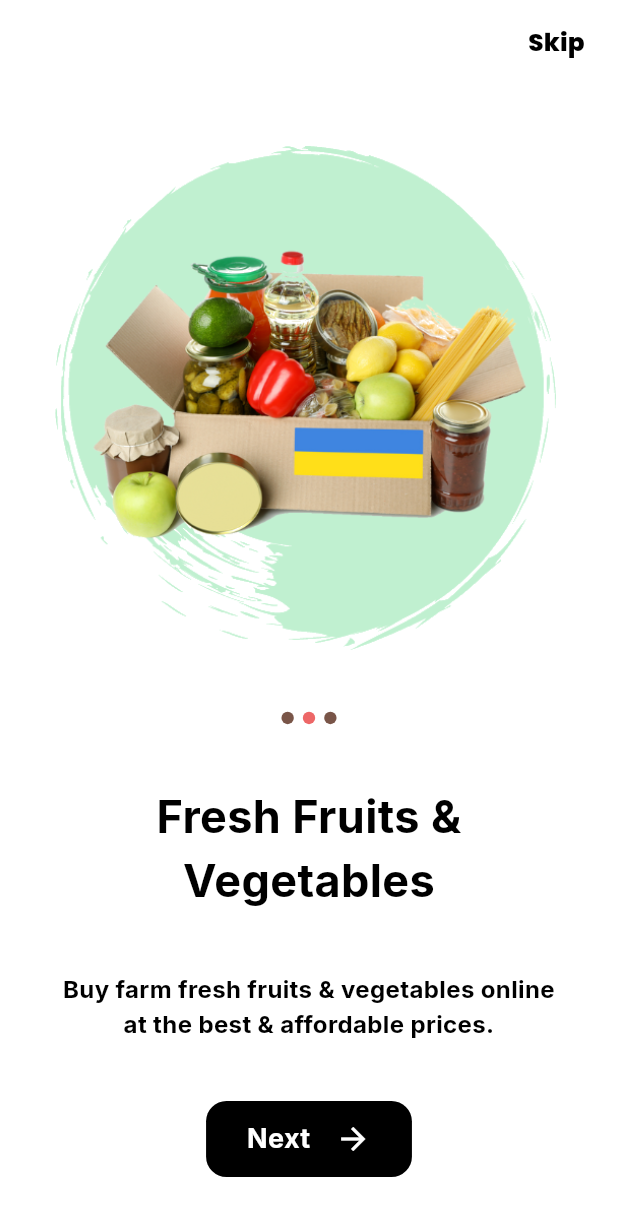
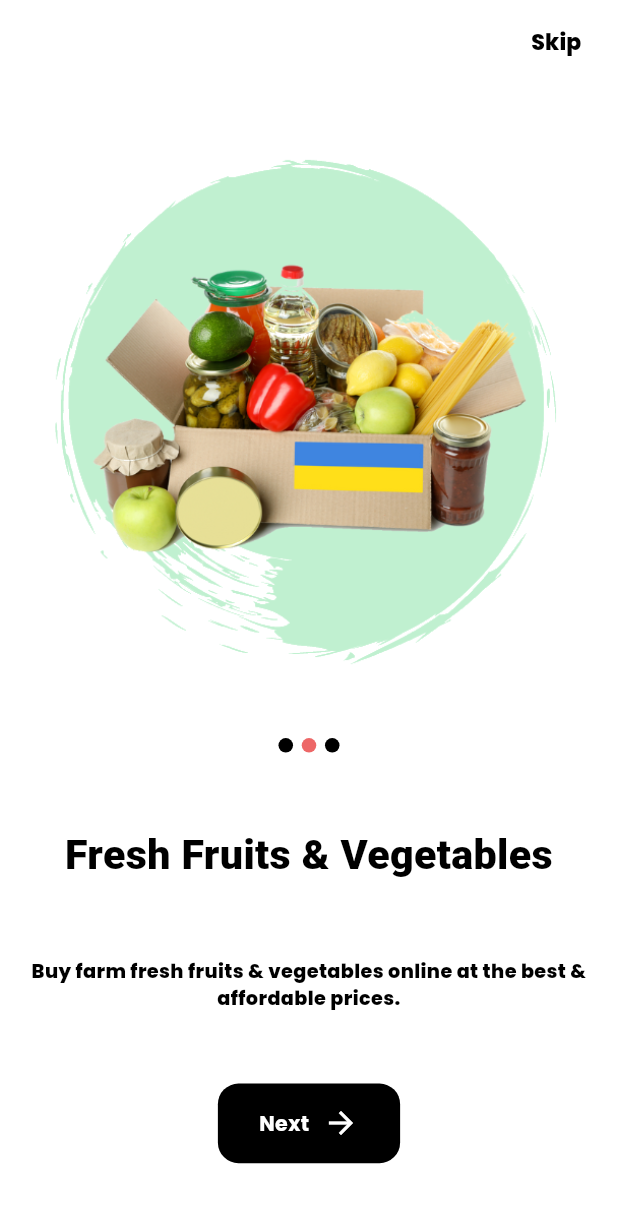
Before and after one commit to jasim506022/seller_apps, a Flutter app: the screen it shows after launch, after a tap on "Next", on a phone screen of 412 x 824 dp. Shown: the top 1216 px of the screen. Run offline on Flutter 3.47's test engine with Material 3 defaults, Android fonts, the phone set to English and light mode, and no system bars; our stand-ins replace cached_network_image, card_swiper, cloud_firestore, connectivity_plus, fancy_shimmer_image, firebase_auth and 16 more; accounts and stored records are empty.

Commit message:
splash and onboardingn page

```diff
--- a/lib/binding/initial_binding.dart
+++ b/lib/binding/initial_binding.dart
@@ -5,6 +5,7 @@ import 'package:seller_apps/controller/forget_password_controller.dart';
 import 'package:seller_apps/repository/forget_password_repository.dart';
 
 import '../controller/loading_controller.dart';
+import '../controller/onboarding_controller.dart';
 import '../controller/order_controller.dart';
 import '../controller/product_controller.dart';
 import '../controller/profile_controller.dart';
@@ -12,6 +13,7 @@ import '../controller/search_controller.dart';
 import '../controller/select_image_controller.dart';
 import '../controller/sign_in_controller.dart';
 import '../controller/sign_up_controller.dart';
+import '../controller/splash_controller.dart';
 import '../repository/delivary_repository.dart';
 import '../repository/order_repository.dart';
 import '../repository/product_repository.dart';
@@ -19,14 +21,23 @@ import '../repository/profile_repository.dart';
 import '../repository/select_image_repository.dart';
 import '../repository/sign_in_repository.dart';
 import '../repository/sign_up_repository.dart';
+import '../repository/splash_repository.dart';
 
 class InitialBinding extends Bindings {
   @override
   void dependencies() {
+    Get.lazyPut<SplashRepository>(() => SplashRepository());
+
+    Get.lazyPut<SplashController>(
+        () => SplashController(repository: Get.find<SplashRepository>()));
+
+    Get.lazyPut<OnboardingController>(() => OnboardingController());
+
     Get.lazyPut<SignInRepository>(() => SignInRepository());
 
     Get.lazyPut<SignInController>(
         () => SignInController(repository: Get.find<SignInRepository>()));
+
     Get.put<LoadingController>(LoadingController());
 
     Get.lazyPut<SelectImageRepository>(() => SelectImageRepository());
--- /dev/null
+++ b/lib/controller/onboarding_controller.dart
@@ -0,0 +1,46 @@
+import 'package:flutter/material.dart';
+import 'package:get/get.dart';
+import 'package:seller_apps/res/app_string.dart';
+
+import '../model/onboardmodel.dart';
+import '../res/app_constants.dart';
+import '../res/routes/routes_name.dart';
+
+class OnboardingController extends GetxController {
+  final PageController pageController = PageController(initialPage: 0);
+  var currentIndex = 0.obs;
+
+  /// Marks the onboarding as viewed in shared preferences and navigates to the sign-in page
+  Future<void> skipOnboarding() async {
+    AppConstants.isViewed = 0;
+    AppConstants.sharedPreference!
+        .setInt(AppString.onBoarding, AppConstants.isViewed!);
+    Get.offNamed(RoutesName.signPage);
+  }
+
+  /// Navigates to the next page in the onboarding sequence
+  void nextPage() async {
+    if (currentIndex.value == onboardModeList.length - 1) {
+      await skipOnboarding();
+    } else {
+      pageController.nextPage(
+        duration: const Duration(milliseconds: 250),
+        curve: Curves.easeIn,
+      );
+    }
+  }
+
+  @override
+  void onClose() {
+    pageController.dispose();
+    super.onClose();
+  }
+}
+
+/*
+currentIndex is an observable (obs), which allows the UI to automatically update whenever it changes.
+The onClose method ensures the PageController is disposed of when the controller is removed from memory, preventing potential memory leak
+The controller focuses on the business logic (navigation and shared preferences) and not UI logic, making it easier to maintain and test independently of the UI.
+
+
+*/
--- /dev/null
+++ b/lib/controller/splash_controller.dart
@@ -0,0 +1,52 @@
+import 'package:flutter/services.dart';
+import 'package:get/get.dart';
+
+import '../../res/app_constants.dart';
+import '../../res/routes/routes_name.dart';
+import '../repository/splash_repository.dart';
+
+class SplashController extends GetxController {
+  SplashRepository repository;
+
+  SplashController({required this.repository});
+
+  @override
+  void onInit() {
+    _navigateToNextScreen();
+
+    _configureUI();
+    super.onInit();
+  }
+
+  // Logic for determining the next screen
+  void _navigateToNextScreen() {
+    Future.delayed(
+      const Duration(seconds: 3),
+      () {
+        var currentUser = repository.getCurrentUser();
+        if (currentUser != null) {
+          Get.offNamed(RoutesName.mainPage);
+        } else {
+          if (AppConstants.isViewed != 0) {
+            Get.offNamed(RoutesName.onBaordingPage);
+          } else {
+            Get.offNamed(RoutesName.signPage);
+          }
+        }
+      },
+    );
+  }
+
+  @override
+  void onClose() {
+    // Re-enable system UI overlays when splash screen is disposed
+    SystemChrome.setEnabledSystemUIMode(SystemUiMode.manual,
+        overlays: SystemUiOverlay.values);
+    super.onClose();
+  }
+
+  // Disable system UI overlays (e.g., status and navigation bars)
+  void _configureUI() {
+    SystemChrome.setEnabledSystemUIMode(SystemUiMode.manual, overlays: []);
+  }
+}
--- /dev/null
+++ b/lib/repository/splash_repository.dart
@@ -0,0 +1,10 @@
+import 'package:firebase_auth/firebase_auth.dart';
+
+import '../data/response/service/data_firebase_service.dart';
+
+class SplashRepository {
+  var dataFirebaseService = DataFirebaseService();
+  User? getCurrentUser() {
+    return dataFirebaseService.getCurrentUser();
+  }
+}
--- a/lib/res/app_asset/icon_asset.dart
+++ b/lib/res/app_asset/icon_asset.dart
@@ -1,5 +1,5 @@
 class IconAsset {
-  // static String appIcon = "asset/image/icon.png";
+  static String appIcon = "asset/image/icon.png";
   static String warningIcon = "asset/empty/warning.png";
   static String facebookIcon = "asset/image/facebook.png";
   static String gmailIcon = "asset/image/gmail.png";
--- a/lib/res/app_asset/image_asset.dart
+++ b/lib/res/app_asset/image_asset.dart
@@ -7,4 +7,5 @@ class ImagesAsset {
   static String completeOrderImages = "asset/gridicon/complete.png";
   static String error = "asset/empty/empty.png";
   static String singleError = "asset/empty/single.png";
+  static String splashPageBg = "asset/image/splash.png";
 }
--- a/lib/res/app_string.dart
+++ b/lib/res/app_string.dart
@@ -72,4 +72,6 @@ Auth String
 
   //
   static String onBoarding = 'onBoarding';
+  static String appsName = "Grocery Apps";
+  static String skip = "Skip";
 }
--- a/lib/res/routes/app_routes.dart
+++ b/lib/res/routes/app_routes.dart
@@ -13,8 +13,8 @@ import 'package:seller_apps/view/profile/edit_profile_page.dart';
 import '../../view/auth/forget_password_page.dart';
 import '../../view/auth/sign_in_page.dart';
 import '../../view/auth/sign_up_page.dart';
-import '../../view/splash/onboardingpage.dart';
-import '../../view/splash/splashpage.dart';
+import '../../view/splash/onboarding_screen.dart';
+import '../../view/splash/splash_screen.dart';
 import 'routes_name.dart';
 
 class AppRoutes {
@@ -25,7 +25,7 @@ class AppRoutes {
         ),
         GetPage(
           name: RoutesName.onBaordingPage,
-          page: () => const OnboardingPage(),
+          page: () => const OnboardingScreen(),
         ),
         GetPage(
           name: RoutesName.signPage,
--- a/lib/view/search/widget/search_bar_widget.dart
+++ b/lib/view/search/widget/search_bar_widget.dart
@@ -43,7 +43,7 @@ class SearchBarWidget extends StatelessWidget {
                 FocusScope.of(context).unfocus();
                 Get.dialog(const FilterDialogWidget());
               },
-              icon: Icon(
+              icon: const Icon(
                 FontAwesomeIcons.sliders,
                 color: AppColors.green,
               ))
--- a/lib/view/splash/onboardingpage.dart
+++ b/lib/view/splash/onboarding_screen.dart
@@ -1,12 +1,73 @@
 import 'package:flutter/material.dart';
 import 'package:flutter/services.dart';
-import 'package:google_fonts/google_fonts.dart';
-import 'package:seller_apps/res/apps_color.dart';
-import 'package:seller_apps/res/apps_text_style.dart';
+import 'package:flutter_screenutil/flutter_screenutil.dart';
+import 'package:get/get.dart';
 
-import '../../res/app_constants.dart';
-import '../../res/routes/routes_name.dart';
+import '../../controller/onboarding_controller.dart';
 import '../../model/onboardmodel.dart';
+import '../../res/app_string.dart';
+import '../../res/apps_color.dart';
+import '../../res/apps_text_style.dart';
+import 'widget/onboard_widget.dart';
+
+
+
+class OnboardingScreen extends StatelessWidget {
+  const OnboardingScreen({super.key});
+
+  // @override
+  @override
+  Widget build(BuildContext context) {
+    final controller = Get.find<OnboardingController>();
+
+    // Set the system UI overlay for status bar (light/dark icons)
+
+    SystemChrome.setSystemUIOverlayStyle(const SystemUiOverlayStyle(
+        statusBarColor: AppColors.white,
+        statusBarIconBrightness: Brightness.dark));
+
+    return Scaffold(
+      backgroundColor: AppColors.white,
+      appBar: AppBar(
+        backgroundColor: AppColors.white,
+        elevation: 0.0,
+        actions: [
+          TextButton(
+              onPressed: () {
+                controller.skipOnboarding();
+              },
+              child: Text(
+                AppString.skip,
+                style: AppsTextStyle.largeBoldText
+                    .copyWith(color: AppColors.black),
+              )),
+          SizedBox(
+            width: 10.w,
+          )
+        ],
+      ),
+      body: Padding(
+        padding: EdgeInsets.symmetric(horizontal: 20.w),
+        child: PageView.builder(
+          controller: controller.pageController,
+          itemCount: onboardModeList.length,
+          physics: const NeverScrollableScrollPhysics(),
+          onPageChanged: (index) => controller.currentIndex.value = index,
+          itemBuilder: (context, index) {
+            var item = onboardModeList[index];
+            return OnboardingWidget(item: item);
+          },
+        ),
+      ),
+    );
+  }
+}
+
+
+
+
+
+/*
 
 class OnboardingPage extends StatefulWidget {
   const OnboardingPage({super.key});
@@ -27,16 +88,15 @@ class _OnboardingPageState extends State<OnboardingPage> {
 
   Future<void> onBoardingInfo() async {
     int isViewed = 0;
-    await AppConstants.sharedPreference!.setInt("onBoarding", isViewed);
+    await AppConstants.sharedPreference!.setInt(AppString.onBoarding, isViewed);
   }
 
   @override
   Widget build(BuildContext context) {
-    SystemChrome.setSystemUIOverlayStyle(SystemUiOverlayStyle(
+    SystemChrome.setSystemUIOverlayStyle(const SystemUiOverlayStyle(
         statusBarColor: AppColors.white,
         statusBarIconBrightness: Brightness.dark));
 
-    var mq = MediaQuery.of(context).size;
     return Scaffold(
       backgroundColor: AppColors.white,
       appBar: AppBar(
@@ -49,16 +109,17 @@ class _OnboardingPageState extends State<OnboardingPage> {
                 Navigator.pushReplacementNamed(context, RoutesName.signPage);
               },
               child: Text(
-                "Skip",
-                style: AppsTextStyle.titleTextStyle.copyWith(color: AppColors.black),
+                AppString.skip,
+                style: AppsTextStyle.largeBoldText
+                    .copyWith(color: AppColors.black),
               )),
           SizedBox(
-            width: mq.width * .022,
+            width: 10.w,
           )
         ],
       ),
       body: Padding(
-        padding: EdgeInsets.symmetric(horizontal: mq.height * .044),
+        padding: EdgeInsets.symmetric(horizontal: 20.w),
         child: PageView.builder(
           controller: _pageController,
           itemCount: onboardModeList.length,
@@ -70,11 +131,11 @@ class _OnboardingPageState extends State<OnboardingPage> {
               children: [
                 Image.asset(
                   onboardModeList[index].img,
-                  height: mq.height * .411,
+                  height: 350.h,
                   fit: BoxFit.fill,
                 ),
                 SizedBox(
-                  height: mq.height * .013,
+                  height: AppConstants.defaultHeightSpace,
                   child: ListView.builder(
                     itemCount: onboardModeList.length,
                     shrinkWrap: true,
@@ -84,15 +145,14 @@ class _OnboardingPageState extends State<OnboardingPage> {
                         mainAxisAlignment: MainAxisAlignment.center,
                         children: [
                           Container(
-                            height: mq.height * .01,
-                            width: mq.height * .01,
-                            margin: const EdgeInsets.symmetric(horizontal: 3),
+                            height: 10.h,
+                            width: 10.h,
+                            margin: EdgeInsets.symmetric(horizontal: 3.h),
                             decoration: BoxDecoration(
                                 color: currentIndex == index
                                     ? AppColors.red
-                                    : AppColors.brown,
-                                borderRadius:
-                                    BorderRadius.circular(mq.height * .01)),
+                                    : AppColors.black,
+                                borderRadius: BorderRadius.circular(10.r)),
                           ),
                         ],
                       );
@@ -102,17 +162,12 @@ class _OnboardingPageState extends State<OnboardingPage> {
                 Text(
                   onboardModeList[index].text,
                   textAlign: TextAlign.center,
-                  style: GoogleFonts.inter(
-                      fontSize: 30,
-                      fontWeight: FontWeight.bold,
-                      color: AppColors.black),
+                  style: AppsTextStyle.largeTitleTextStyle
+                      .copyWith(fontSize: 30.sp),
                 ),
                 Text(onboardModeList[index].desc,
                     textAlign: TextAlign.center,
-                    style: GoogleFonts.inter(
-                        fontSize: 16,
-                        fontWeight: FontWeight.bold,
-                        color: AppColors.black)),
+                    style: AppsTextStyle.mediumBoldText),
                 InkWell(
                   onTap: () async {
                     if (index == onboardModeList.length - 1) {
@@ -127,27 +182,22 @@ class _OnboardingPageState extends State<OnboardingPage> {
                         curve: Curves.bounceIn);
                   },
                   child: Container(
-                    padding: EdgeInsets.symmetric(
-                        horizontal: mq.width * .066,
-                        vertical: mq.height * .015),
+                    padding:
+                        EdgeInsets.symmetric(horizontal: 30.w, vertical: 15.h),
                     decoration: BoxDecoration(
                         color: AppColors.black,
-                        borderRadius: BorderRadius.circular(mq.width * .033)),
+                        borderRadius: BorderRadius.circular(15.r)),
                     child: Row(
                       mainAxisSize: MainAxisSize.min,
                       children: [
                         Text(
                           "Next",
-                          style: GoogleFonts.inter(
-                              fontSize: 18,
-                              fontStyle: FontStyle.normal,
-                              fontWeight: FontWeight.bold,
-                              color: AppColors.white),
+                          style: AppsTextStyle.buttonTextStyle,
                         ),
                         SizedBox(
-                          width: mq.width * .04,
+                          width: 10.w,
                         ),
-                        Icon(
+                        const Icon(
                           Icons.arrow_forward_sharp,
                           color: AppColors.white,
                         )
@@ -163,3 +213,5 @@ class _OnboardingPageState extends State<OnboardingPage> {
     );
   }
 }
+
+*/
--- /dev/null
+++ b/lib/view/splash/splash_screen.dart
@@ -0,0 +1,47 @@
+import 'package:flutter/material.dart';
+import 'package:flutter_screenutil/flutter_screenutil.dart';
+import 'package:get/get.dart';
+
+import '../../controller/splash_controller.dart';
+import '../../res/app_asset/icon_asset.dart';
+import '../../res/app_asset/image_asset.dart';
+import '../../res/app_string.dart';
+import '../../res/apps_color.dart';
+import '../../res/apps_text_style.dart';
+
+class SplashPage extends StatelessWidget {
+  const SplashPage({super.key});
+
+  @override
+  Widget build(BuildContext context) {
+    Get.find<SplashController>();
+    return Scaffold(
+      body: Container(
+        decoration: BoxDecoration(
+            image: DecorationImage(
+                fit: BoxFit.fill, image: AssetImage(ImagesAsset.splashPageBg))),
+        child: Center(
+          child: Column(
+            mainAxisAlignment: MainAxisAlignment.center,
+            children: [
+              Image.asset(
+                IconAsset.appIcon,
+                height: 150.h,
+                width: 150.h,
+              ),
+              Text(AppString.appsName,
+                  style: AppsTextStyle.largeTitleTextStyle
+                      .copyWith(color: AppColors.green, fontSize: 26.sp)),
+            ],
+          ),
+        ),
+      ),
+    );
+  }
+}
+
+/*
+1. What is Page and Screen
+
+2. What is different Between Scaffood and Materiali
+*/
--- a/lib/view/splash/splashpage.dart
+++ /dev/null
@@ -1,90 +0,0 @@
-import 'dart:async';
-
-import 'package:firebase_auth/firebase_auth.dart';
-import 'package:flutter/material.dart';
-import 'package:flutter/services.dart';
-import 'package:get/get.dart';
-import 'package:seller_apps/res/apps_text_style.dart';
-
-import '../../res/app_constants.dart';
-import '../../res/apps_color.dart';
-import '../../res/routes/routes_name.dart';
-
-class SplashPage extends StatefulWidget {
-  const SplashPage({super.key});
-
-  @override
-  State<SplashPage> createState() => _SplashPageState();
-}
-
-class _SplashPageState extends State<SplashPage> {
-  splashScreenTimer() {
-    Future.delayed(
-      const Duration(seconds: 3),
-      () {
-        var currentUser = FirebaseAuth.instance.currentUser;
-        if (currentUser != null) {
-          Get.offNamed(RoutesName.mainPage);
-        } else {
-          if (AppConstants.isViewed != 0) {
-            Get.offNamed(RoutesName.onBaordingPage);
-          } else {
-            Get.offNamed(RoutesName.signPage);
-          }
-        }
-      },
-    );
-  }
-
-  @override
-  void initState() {
-    splashScreenTimer();
-    SystemChrome.setEnabledSystemUIMode(SystemUiMode.manual, overlays: []);
-    super.initState();
-  }
-
-  @override
-  void dispose() {
-    SystemChrome.setEnabledSystemUIMode(SystemUiMode.manual,
-        overlays: SystemUiOverlay.values);
-    super.dispose();
-  }
-
-  @override
-  Widget build(BuildContext context) {
-
-    var mq = MediaQuery.of(context).size;
-    return Material(
-      child: Stack(
-        children: [
-          Image.asset(
-            "asset/image/splash.png",
-            height: mq.height,
-            width: mq.width,
-            fit: BoxFit.fill,
-          ),
-          Positioned(
-            bottom: 0,
-            top: 0,
-            left: 0,
-            right: 0,
-            child: Column(
-              mainAxisAlignment: MainAxisAlignment.center,
-              crossAxisAlignment: CrossAxisAlignment.center,
-              children: [
-                Image.asset(
-                  "asset/image/icon.png",
-                  height: mq.height * .176,
-                  width: mq.height * .176,
-                ),
-                Text("Grocery Apps",
-                    style: AppsTextStyle.largeTitleTextStyle
-                        .copyWith(color: AppColors.green, fontSize: 22)),
-              ],
-            ),
-          )
-        ],
-      ),
-    );
-  }
-}
--- /dev/null
+++ b/lib/view/splash/widget/dot_indicator_widget.dart
@@ -0,0 +1,46 @@
+import 'package:flutter/material.dart';
+import 'package:flutter_screenutil/flutter_screenutil.dart';
+import 'package:get/get.dart';
+
+import '../../../controller/onboarding_controller.dart';
+import '../../../model/onboardmodel.dart';
+import '../../../res/app_constants.dart';
+import '../../../res/apps_color.dart';
+
+class DotIndicatorWidget extends StatelessWidget {
+  const DotIndicatorWidget({
+    super.key,
+  });
+
+  @override
+  Widget build(BuildContext context) {
+    final controller = Get.find<OnboardingController>();
+    return SizedBox(
+      height: AppConstants.defaultHeightSpace,
+      child: ListView.builder(
+        itemCount: onboardModeList.length,
+        shrinkWrap: true,
+        scrollDirection: Axis.horizontal,
+        itemBuilder: (context, index) {
+          return Row(
+            mainAxisAlignment: MainAxisAlignment.center,
+            children: [
+              Obx(
+                () => Container(
+                  height: 10.h,
+                  width: 10.h,
+                  margin: EdgeInsets.symmetric(horizontal: 3.h),
+                  decoration: BoxDecoration(
+                      color: controller.currentIndex.value == index
+                          ? AppColors.red
+                          : AppColors.black,
+                      borderRadius: BorderRadius.circular(10.r)),
+                ),
+              ),
+            ],
+          );
+        },
+      ),
+    );
+  }
+}
--- /dev/null
+++ b/lib/view/splash/widget/onboard_widget.dart
@@ -0,0 +1,68 @@
+import 'package:flutter/material.dart';
+import 'package:flutter_screenutil/flutter_screenutil.dart';
+import 'package:get/get.dart';
+
+import '../../../controller/onboarding_controller.dart';
+import '../../../model/onboardmodel.dart';
+import '../../../res/apps_color.dart';
+import '../../../res/apps_text_style.dart';
+import 'dot_indicator_widget.dart';
+
+class OnboardingWidget extends StatelessWidget {
+  const OnboardingWidget({
+    super.key,
+    required this.item,
+  });
+
+  final OnboardModel item;
+
+  @override
+  Widget build(BuildContext context) {
+    final controller = Get.find<OnboardingController>();
+    return Column(
+      mainAxisAlignment: MainAxisAlignment.spaceEvenly,
+      children: [
+        Image.asset(
+          item.img,
+          height: 350.h,
+          fit: BoxFit.fill,
+        ),
+        const DotIndicatorWidget(),
+        Text(
+          item.text,
+          textAlign: TextAlign.center,
+          style: AppsTextStyle.largeTitleTextStyle.copyWith(fontSize: 30.sp),
+        ),
+        Text(item.desc,
+            textAlign: TextAlign.center, style: AppsTextStyle.mediumBoldText),
+        InkWell(
+          onTap: () async {
+            controller.nextPage();
+          },
+          child: Container(
+            padding: EdgeInsets.symmetric(horizontal: 30.w, vertical: 15.h),
+            decoration: BoxDecoration(
+                color: AppColors.black,
+                borderRadius: BorderRadius.circular(15.r)),
+            child: Row(
+              mainAxisSize: MainAxisSize.min,
+              children: [
+                Text(
+                  "Next",
+                  style: AppsTextStyle.buttonTextStyle,
+                ),
+                SizedBox(
+                  width: 10.w,
+                ),
+                const Icon(
+                  Icons.arrow_forward_sharp,
+                  color: AppColors.white,
+                )
+              ],
+            ),
+          ),
+        ),
+      ],
+    );
+  }
+}
```
Also changed, not shown: pubspec.lock, 1 other file.
